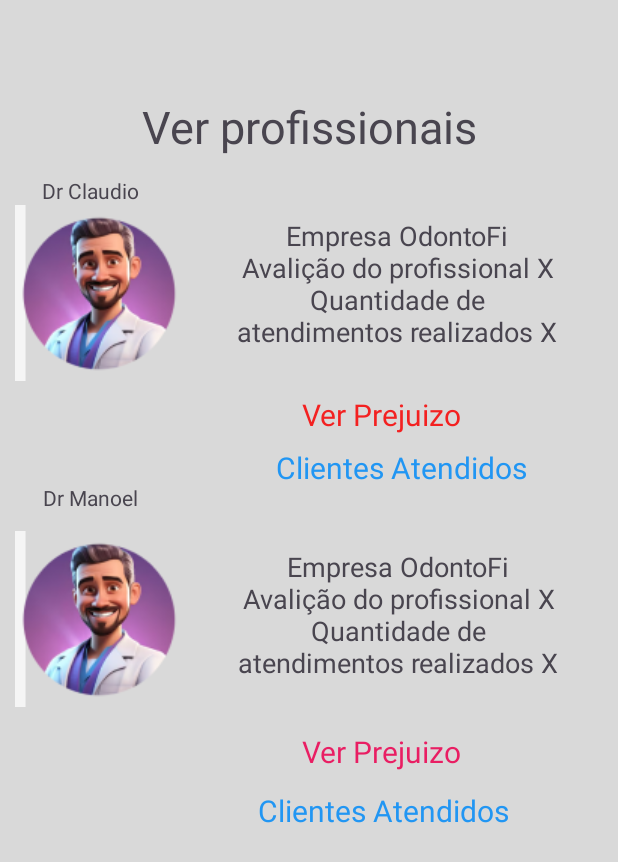
After one commit to renan-b-eth/projetoOdontoMobile, an Android app: the VerProfissionais screen opened directly, with no data from a screen before it, on a phone screen of 412 x 824 dp. The commit adds this screen. Shown: the top 862 px of the screen. Run offline under Robolectric (Android 15) with nearby library versions, the phone set to English and light mode, and no system bars.

Commit message:
Commit 2

```diff
--- a/app/src/main/AndroidManifest.xml
+++ b/app/src/main/AndroidManifest.xml
@@ -12,6 +12,12 @@
         android:supportsRtl="true"
         android:theme="@style/Theme.ProjetoOdonto"
         tools:targetApi="31">
+        <activity
+            android:name=".VerProfissionais"
+            android:exported="false" />
+        <activity
+            android:name=".CadastroConsultorio"
+            android:exported="false" />
         <activity
             android:name=".GerenciamentoEmpresa"
             android:exported="false" />
--- /dev/null
+++ b/app/src/main/java/com/example/projetoodonto/VerProfissionais.kt
@@ -0,0 +1,20 @@
+package com.example.projetoodonto
+
+import android.os.Bundle
+import androidx.activity.enableEdgeToEdge
+import androidx.appcompat.app.AppCompatActivity
+import androidx.core.view.ViewCompat
+import androidx.core.view.WindowInsetsCompat
+
+class VerProfissionais : AppCompatActivity() {
+    override fun onCreate(savedInstanceState: Bundle?) {
+        super.onCreate(savedInstanceState)
+        enableEdgeToEdge()
+        setContentView(R.layout.activity_ver_profissionais)
+        ViewCompat.setOnApplyWindowInsetsListener(findViewById(R.id.main)) { v, insets ->
+            val systemBars = insets.getInsets(WindowInsetsCompat.Type.systemBars())
+            v.setPadding(systemBars.left, systemBars.top, systemBars.right, systemBars.bottom)
+            insets
+        }
+    }
+}
--- /dev/null
+++ b/app/src/main/res/layout/activity_ver_profissionais.xml
@@ -0,0 +1,140 @@
+<?xml version="1.0" encoding="utf-8"?>
+<androidx.constraintlayout.widget.ConstraintLayout xmlns:android="http://schemas.android.com/apk/res/android"
+    xmlns:app="http://schemas.android.com/apk/res-auto"
+    xmlns:tools="http://schemas.android.com/tools"
+    android:id="@+id/main"
+    android:layout_width="match_parent"
+    android:layout_height="match_parent"
+    android:background="#D9D9D9"
+    tools:context=".VerProfissionais">
+
+    <TextView
+        android:id="@+id/textView17"
+        android:layout_width="wrap_content"
+        android:layout_height="wrap_content"
+        android:layout_marginTop="64dp"
+        android:text="@string/VerPro2"
+        android:textSize="30sp"
+        app:layout_constraintEnd_toEndOf="parent"
+        app:layout_constraintStart_toStartOf="parent"
+        app:layout_constraintTop_toTopOf="parent" />
+
+    <ImageView
+        android:id="@+id/imageView7"
+        android:layout_width="wrap_content"
+        android:layout_height="wrap_content"
+        android:layout_marginTop="32dp"
+        app:layout_constraintEnd_toStartOf="@+id/textView18"
+        app:layout_constraintHorizontal_bias="0.2"
+        app:layout_constraintStart_toStartOf="parent"
+        app:layout_constraintTop_toBottomOf="@+id/textView17"
+        app:srcCompat="@drawable/foto_pro1" />
+
+    <TextView
+        android:id="@+id/textView18"
+        android:layout_width="wrap_content"
+        android:layout_height="wrap_content"
+        android:layout_marginTop="40dp"
+        android:layout_marginEnd="40dp"
+        android:gravity="center"
+        android:text="@string/text3"
+        android:textSize="18sp"
+        app:layout_constraintEnd_toEndOf="parent"
+        app:layout_constraintTop_toBottomOf="@+id/textView17" />
+
+    <TextView
+        android:id="@+id/textView19"
+        android:layout_width="wrap_content"
+        android:layout_height="wrap_content"
+        android:layout_marginTop="8dp"
+        android:text="@string/Preju"
+        android:textColor="#F32121"
+        android:textSize="20sp"
+        app:layout_constraintEnd_toEndOf="parent"
+        app:layout_constraintHorizontal_bias="0.657"
+        app:layout_constraintStart_toStartOf="parent"
+        app:layout_constraintTop_toBottomOf="@+id/textView18" />
+
+    <TextView
+        android:id="@+id/textView20"
+        android:layout_width="wrap_content"
+        android:layout_height="wrap_content"
+        android:layout_marginTop="8dp"
+        android:text="@string/ClientesAten"
+        android:textColor="#2196F3"
+        android:textSize="20sp"
+        app:layout_constraintEnd_toEndOf="parent"
+        app:layout_constraintHorizontal_bias="0.753"
+        app:layout_constraintStart_toStartOf="parent"
+        app:layout_constraintTop_toBottomOf="@+id/textView19" />
+
+    <ImageView
+        android:id="@+id/imageView8"
+        android:layout_width="wrap_content"
+        android:layout_height="wrap_content"
+        android:layout_marginTop="100dp"
+        app:layout_constraintEnd_toEndOf="parent"
+        app:layout_constraintHorizontal_bias="0.033"
+        app:layout_constraintStart_toStartOf="parent"
+        app:layout_constraintTop_toBottomOf="@+id/imageView7"
+        app:srcCompat="@drawable/foto_pro1" />
+
+    <TextView
+        android:id="@+id/textView21"
+        android:layout_width="wrap_content"
+        android:layout_height="wrap_content"
+        android:text="@string/NomeDo"
+        app:layout_constraintBottom_toTopOf="@+id/imageView7"
+        app:layout_constraintEnd_toEndOf="parent"
+        app:layout_constraintHorizontal_bias="0.08"
+        app:layout_constraintStart_toStartOf="parent" />
+
+    <TextView
+        android:id="@+id/textView22"
+        android:layout_width="wrap_content"
+        android:layout_height="wrap_content"
+        android:layout_marginTop="40dp"
+        android:gravity="center"
+        android:text="@string/text3"
+        android:textSize="18sp"
+        app:layout_constraintEnd_toEndOf="parent"
+        app:layout_constraintStart_toEndOf="@+id/imageView8"
+        app:layout_constraintTop_toBottomOf="@+id/textView20" />
+
+    <TextView
+        android:id="@+id/textView23"
+        android:layout_width="wrap_content"
+        android:layout_height="wrap_content"
+        android:layout_marginTop="68dp"
+        android:text="@string/pa"
+        app:layout_constraintEnd_toEndOf="parent"
+        app:layout_constraintHorizontal_bias="0.083"
+        app:layout_constraintStart_toStartOf="parent"
+        app:layout_constraintTop_toBottomOf="@+id/imageView7" />
+
+    <TextView
+        android:id="@+id/textView24"
+        android:layout_width="wrap_content"
+        android:layout_height="wrap_content"
+        android:layout_marginTop="12dp"
+        android:text="@string/Preju"
+        android:textColor="#E91E63"
+        android:textSize="20sp"
+        app:layout_constraintEnd_toEndOf="parent"
+        app:layout_constraintHorizontal_bias="0.657"
+        app:layout_constraintStart_toStartOf="parent"
+        app:layout_constraintTop_toBottomOf="@+id/textView22" />
+
+    <TextView
+        android:id="@+id/textView25"
+        android:layout_width="wrap_content"
+        android:layout_height="wrap_content"
+        android:layout_marginTop="12dp"
+        android:text="@string/ClientesAten"
+        android:textColor="#2196F3"
+        android:textSize="20sp"
+        app:layout_constraintEnd_toEndOf="parent"
+        app:layout_constraintHorizontal_bias="0.703"
+        app:layout_constraintStart_toStartOf="parent"
+        app:layout_constraintTop_toBottomOf="@+id/textView24" />
+</androidx.constraintlayout.widget.ConstraintLayout>
--- a/app/src/main/res/values/strings.xml
+++ b/app/src/main/res/values/strings.xml
@@ -15,4 +15,20 @@
     <string name="GerenciamentoEmpresa">Gerenciamento de Empresa</string>
     <string name="Texto4">Empresa OdontoFi\nAvalição X X X X ou 4.0\nQuantidade de profissionais\nQuantidade de sinistros\nRedução de prejuizo.</string>
     <string name="VerPro">Ver Profissionais</string>
+    <string name="CadastroConsultorio">Cadastro de Consultorio\n</string>
+    <string name="Con">Nome Consultorio</string>
+    <string name="Func2">Funcionarios</string>
+    <string name="Log">Login</string>
+    <string name="Senha3">Senha</string>
+    <string name="Cadastro2">Cadastro\n</string>
+    <string name="VerPro2">Ver profissionais</string>
+    <string name="text2">Empresa OdontoFi\nAvalição X X X X ou 4.0\nQuantidade de profissionais\nQuantidade de sinistros\nRedução de prejuizo.</string>
+    <string name="Ver5">Saber sobre o profissional</string>
+    <string name="text3">Empresa OdontoFi\nAvalição do profissional X\nQuantidade de\natendimentos realizados X\n</string>
+    <string name="Preju">Ver Prejuizo</string>
+    <string name="ClientesAten">Clientes Atendidos</string>
+    <string name="NomeDo">Dr Claudio</string>
+    <string name="opa32" />
+    <string name="pá" />
+    <string name="pa">Dr Manoel</string>
 </resources>
```
Also changed, not shown: app/src/main/java/com/example/projetoodonto/CadastroConsultorio.kt (added, +20 -0 lines), app/src/main/res/layout/activity_cadastro_consultorio.xml (added, +89 -0 lines), app/src/main/res/drawable/foto_pro1.png (added), app/src/main/res/drawable/foto_pro2.png (added).
